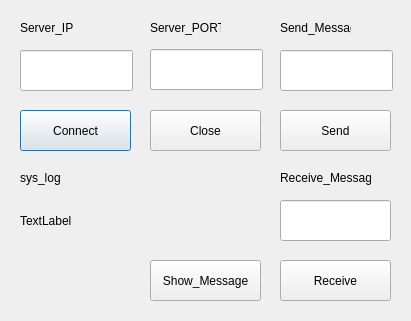
Old version of the form TCP_Socket_tool_gui.ui in the repository TianweiHUANG/untitled.
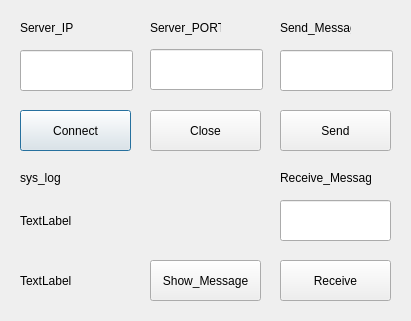
New version of the form.

Diff of the .ui file:
```diff
--- a/TCP_Socket_tool_gui.ui
+++ b/TCP_Socket_tool_gui.ui
@@ -196,6 +196,19 @@
     <string>sys_log</string>
    </property>
   </widget>
+  <widget class="QLabel" name="label_Receive_Enable">
+   <property name="geometry">
+    <rect>
+     <x>20</x>
+     <y>265</y>
+     <width>131</width>
+     <height>31</height>
+    </rect>
+   </property>
+   <property name="text">
+    <string>TextLabel</string>
+   </property>
+  </widget>
  </widget>
  <resources/>
  <connections/>
```
